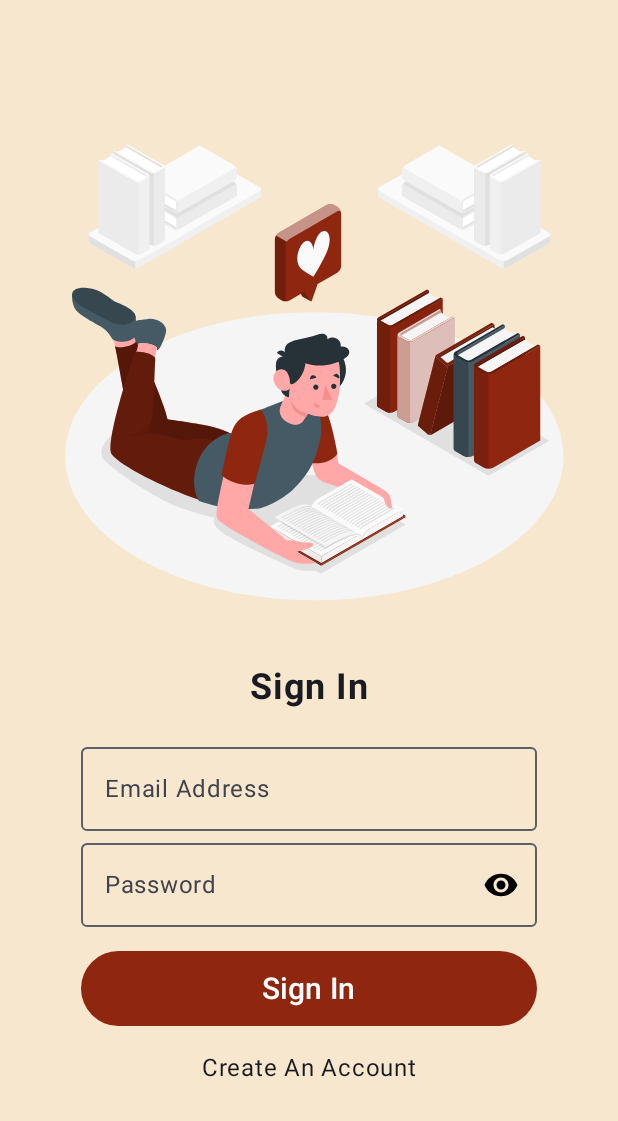
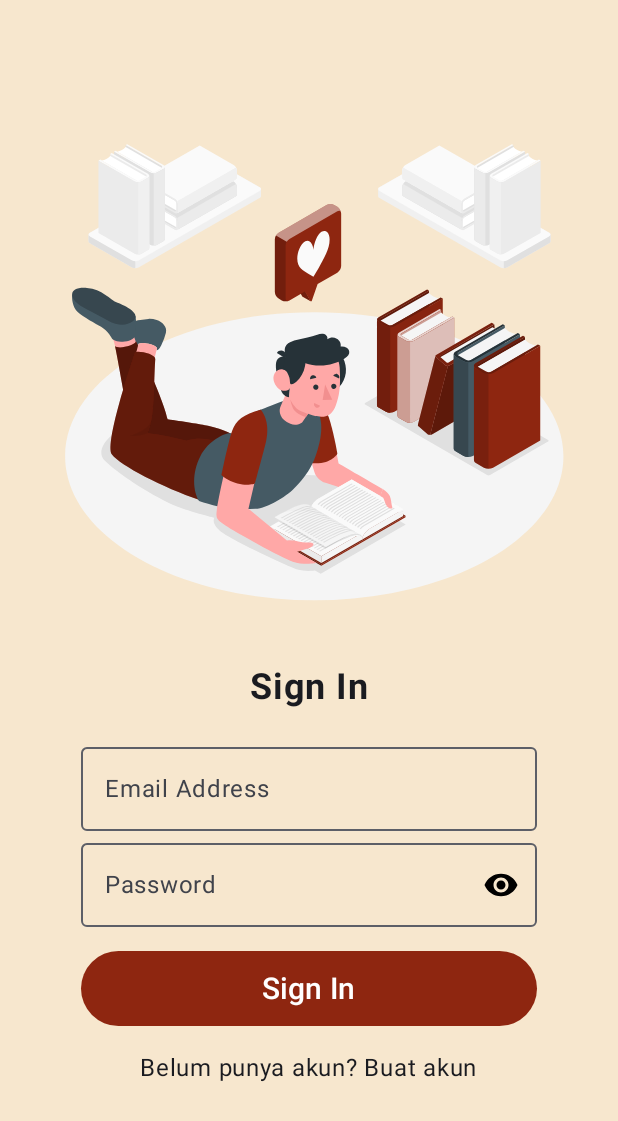
Before and after one commit to novalnabihan/PUSTAKAKU---MOBILE, an Android app built with Jetpack Compose: the screen it shows after launch (MainActivity), on a phone screen of 412 x 824 dp. Shown: the top 1121 px of the screen. Run offline under Robolectric (Android 15) with nearby library versions, the phone set to English and light mode, and no system bars; our stand-ins replace Firebase (no records; nobody signed in at launch, a user with empty details on screens opened directly), accompanist.

Commit message:
mengubah teks ke bahasa indonesia

```diff
--- a/app/src/main/java/com/example/pustakaku/features/auth/presentation/ui/viewmodel/LoginPage.kt
+++ b/app/src/main/java/com/example/pustakaku/features/auth/presentation/ui/viewmodel/LoginPage.kt
@@ -138,7 +138,7 @@ fun LoginPage(navController: NavController, context: Context, authviewModel: Aut
 
             // Text "Create An Account"
             Text(
-                text = "Create An Account",
+                text = "Belum punya akun? Buat akun",
                 modifier = Modifier.clickable(onClick = {
                     navController.navigate("Register") {
                         popUpTo(navController.graph.startDestinationId)
--- a/app/src/main/java/com/example/pustakaku/features/auth/presentation/ui/viewmodel/RegisterPage.kt
+++ b/app/src/main/java/com/example/pustakaku/features/auth/presentation/ui/viewmodel/RegisterPage.kt
@@ -167,7 +167,7 @@ fun RegisterPage(navController: NavController, context: Context, authViewModel:
 
             // Text "Login Instead"
             Text(
-                text = "Login Instead",
+                text = "Sudah punya akun? Login",
                 modifier = Modifier.clickable(onClick = {
                     navController.navigate("Login") {
                         popUpTo(navController.graph.startDestinationId)
--- a/app/src/main/java/com/example/pustakaku/features/homepage/Screen.kt
+++ b/app/src/main/java/com/example/pustakaku/features/homepage/Screen.kt
@@ -102,7 +102,7 @@ fun HomeScreen(navController: NavController, dataViewModel: DataViewModel = view
           LoadingView()
         } else {
           if (bookProgress.totalBooks == 0) {
-            Text("No books found. Start reading!")
+            Text("Kamu belum mulai membaca. Mulai sekarang Yuk!")
           } else {
             GamifiedCard(
               totalBooks = bookProgress.totalBooks,
--- a/app/src/main/java/com/example/pustakaku/features/homepage/components/ui.kt
+++ b/app/src/main/java/com/example/pustakaku/features/homepage/components/ui.kt
@@ -110,7 +110,7 @@ fun GamifiedCard(totalBooks: Int, booksRead: Int) {
       )
       Spacer(modifier = Modifier.height(8.dp))
       Text(
-        text = "Books read  $booksRead / $totalBooks",
+        text = "Telah dibaca  $booksRead / $totalBooks",
         color = Color.White,
         fontWeight = FontWeight.Bold,
         fontSize = 24.sp
```
